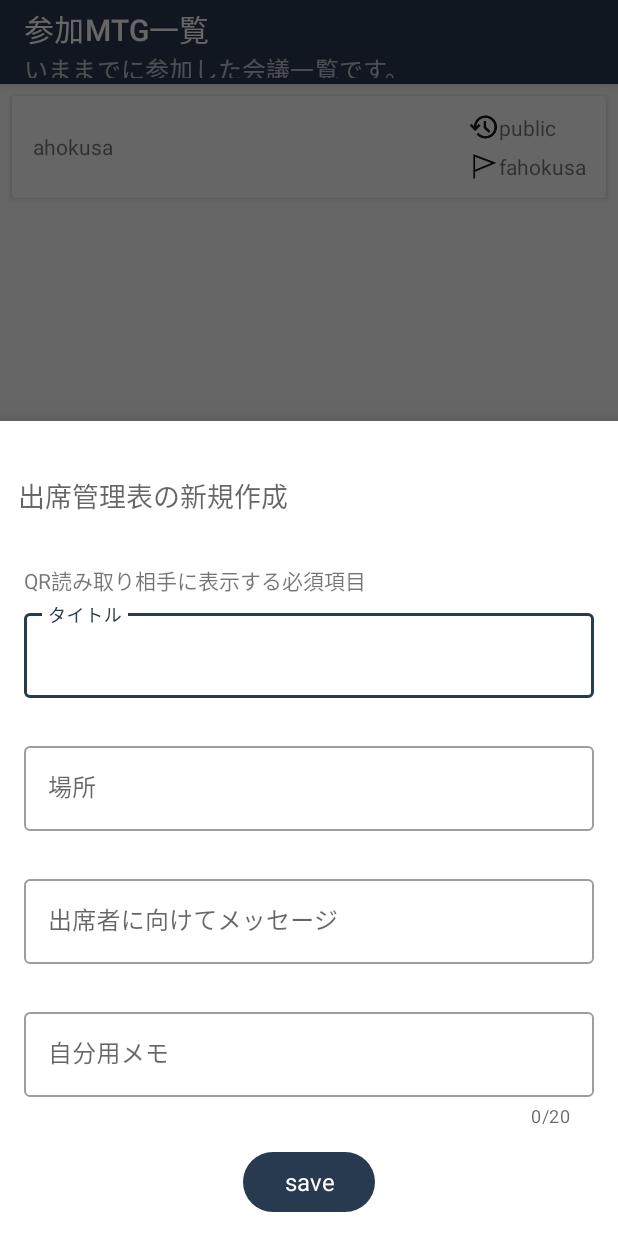
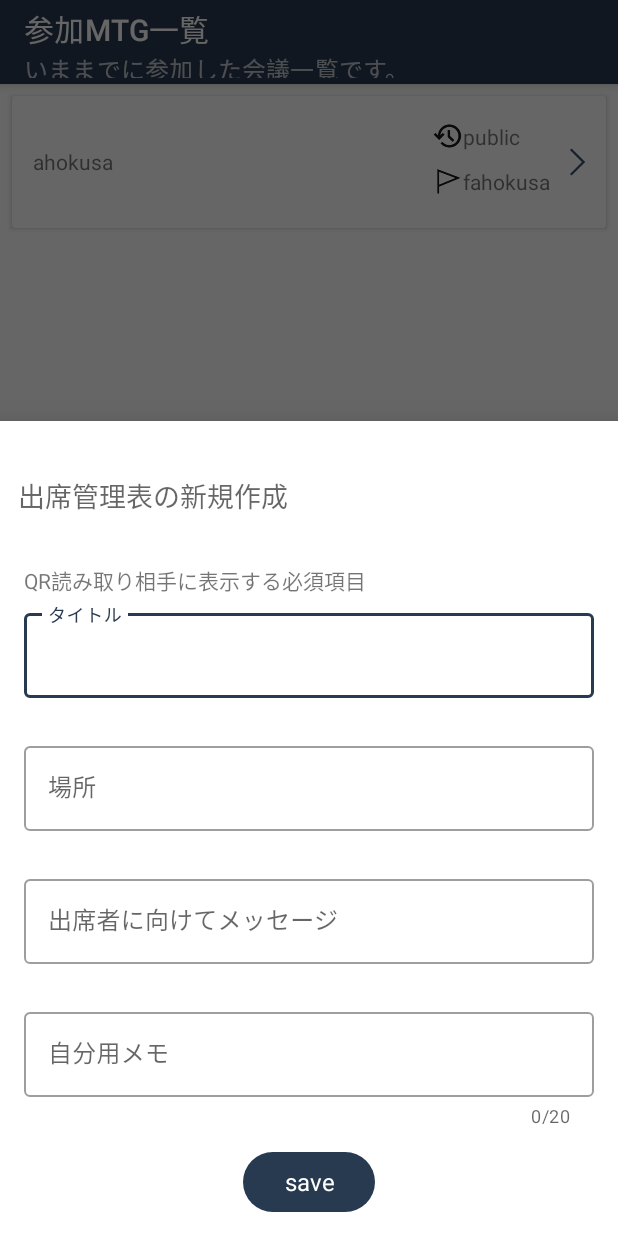
Before and after one commit to Takuchan/AttendeeKotlin, an Android app: the DashboardFragment screen opened through its navigation route, after a tap on "出席管理表の新規作成", on a phone screen of 412 x 824 dp. Run offline under Robolectric (Android 15) with nearby library versions, the phone set to English and light mode, and no system bars; our stand-ins replace Room's generated code, navigation-ui.

Commit message:
RecycleViewのスワイプ処理をしていない

```diff
--- /dev/null
+++ b/app/src/main/res/drawable/arrow_right.xml
@@ -0,0 +1,11 @@
+<?xml version="1.0" encoding="utf-8"?>
+<vector xmlns:android="http://schemas.android.com/apk/res/android"
+    android:width="24dp"
+    android:height="24dp"
+    android:viewportHeight="24"
+    android:viewportWidth="24">
+
+    <path
+        android:fillColor="@color/purple_200"
+        android:pathData="M9 21L8 20L16 12L8 4L9 3L18.1 12L9 21Z"></path>
+</vector>
--- a/app/src/main/res/layout/recyclerview_attendee_item.xml
+++ b/app/src/main/res/layout/recyclerview_attendee_item.xml
@@ -24,7 +24,9 @@
             android:layout_marginStart="8dp"
             android:layout_marginEnd="8dp"
             android:gravity="center"
-            android:orientation="horizontal">
+            android:orientation="horizontal"
+            android:paddingTop="6dp"
+            android:paddingBottom="6dp">
 
             <TextView
                 android:id="@+id/item_recylcer_title"
@@ -45,7 +47,8 @@
                     android:layout_width="match_parent"
                     android:layout_height="match_parent"
                     android:gravity="center"
-                    android:orientation="horizontal">
+                    android:orientation="horizontal"
+                    android:paddingBottom="4dp">
 
                     <ImageView
                         android:id="@+id/imageView2"
@@ -68,7 +71,8 @@
                     android:layout_width="match_parent"
                     android:layout_height="wrap_content"
                     android:gravity="center"
-                    android:orientation="horizontal">
+                    android:orientation="horizontal"
+                    android:paddingBottom="4dp">
 
                     <ImageView
                         android:id="@+id/imageView3"
@@ -88,6 +92,12 @@
                 </LinearLayout>
 
             </LinearLayout>
+
+            <ImageView
+                android:id="@+id/imageView4"
+                android:layout_width="wrap_content"
+                android:layout_height="wrap_content"
+                app:srcCompat="@drawable/arrow_right" />
         </LinearLayout>
     </androidx.cardview.widget.CardView>
 
```
Also changed, not shown: app/src/main/java/com/example/attendee/ui/dashboard/DashboardFragment.kt (+54 -0 lines).
